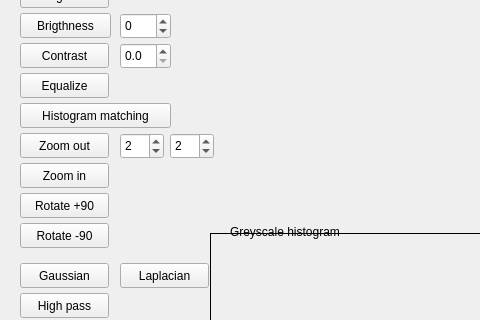
Qt form mainwindow.ui (alumertz/fpi2) before a commit; both pictures show x 0 to 480 and y 127 to 447 of the 1314 by 716 pixel window.
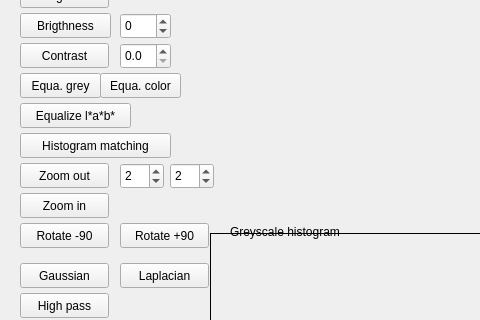
The same form after that commit.

Diff of the .ui file:
```diff
--- a/mainwindow.ui
+++ b/mainwindow.ui
@@ -189,12 +189,12 @@
      <rect>
       <x>20</x>
       <y>200</y>
-      <width>89</width>
+      <width>81</width>
       <height>25</height>
      </rect>
     </property>
     <property name="text">
-     <string>Equalize</string>
+     <string>Equa. grey</string>
     </property>
    </widget>
    <widget class="QLabel" name="label_2">
@@ -270,7 +270,7 @@
     <property name="geometry">
      <rect>
       <x>20</x>
-      <y>230</y>
+      <y>260</y>
       <width>151</width>
       <height>25</height>
      </rect>
@@ -283,7 +283,7 @@
     <property name="geometry">
      <rect>
       <x>20</x>
-      <y>260</y>
+      <y>290</y>
       <width>89</width>
       <height>25</height>
      </rect>
@@ -296,7 +296,7 @@
     <property name="geometry">
      <rect>
       <x>120</x>
-      <y>260</y>
+      <y>290</y>
       <width>44</width>
       <height>26</height>
      </rect>
@@ -312,7 +312,7 @@
     <property name="geometry">
      <rect>
       <x>170</x>
-      <y>260</y>
+      <y>290</y>
       <width>44</width>
       <height>26</height>
      </rect>
@@ -328,7 +328,7 @@
     <property name="geometry">
      <rect>
       <x>20</x>
-      <y>290</y>
+      <y>320</y>
       <width>89</width>
       <height>25</height>
      </rect>
@@ -340,8 +340,8 @@
    <widget class="QPushButton" name="rotateRightButton">
     <property name="geometry">
      <rect>
-      <x>20</x>
-      <y>320</y>
+      <x>120</x>
+      <y>350</y>
       <width>89</width>
       <height>25</height>
      </rect>
@@ -669,6 +669,32 @@
      <string>Matched</string>
     </property>
    </widget>
+   <widget class="QPushButton" name="equalizelabButton">
+    <property name="geometry">
+     <rect>
+      <x>20</x>
+      <y>230</y>
+      <width>111</width>
+      <height>25</height>
+     </rect>
+    </property>
+    <property name="text">
+     <string>Equalize l*a*b*</string>
+    </property>
+   </widget>
+   <widget class="QPushButton" name="equalizeColorButton">
+    <property name="geometry">
+     <rect>
+      <x>100</x>
+      <y>200</y>
+      <width>81</width>
+      <height>25</height>
+     </rect>
+    </property>
+    <property name="text">
+     <string>Equa. color</string>
+    </property>
+   </widget>
   </widget>
   <widget class="QMenuBar" name="menubar">
    <property name="geometry">
```
